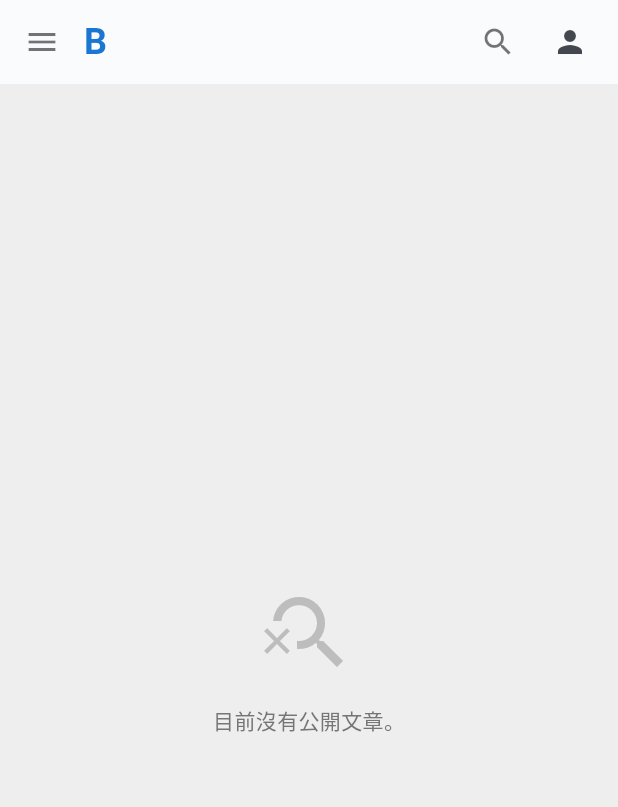
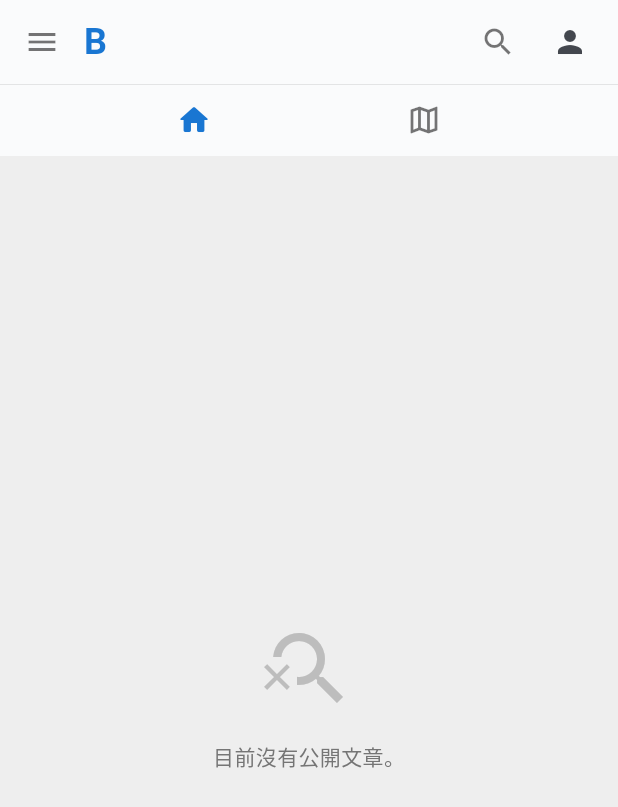
Before and after one commit to YUEN-YU-WING/fcu_travel_blog_fixed_2, a Flutter app: the screen it shows after launch, on a phone screen of 412 x 824 dp. Shown: the top 807 px of the screen. Run offline on Flutter 3.47's test engine with Material 3 defaults, Android fonts, the phone set to English and light mode, and no system bars; our stand-ins replace cached_network_image, cloud_firestore, firebase_auth, firebase_core, firebase_storage, flutter_dotenv and 6 more; missing offline and left inert: firebase_app_check, flutter_google_places_sdk, html_editor_enhanced, markdown_editor_plus; accounts and stored records are empty.

Commit message:
2025/11/28 1st 手機ui分頁欄位完成

```diff
--- a/lib/widgets/my_app_bar.dart
+++ b/lib/widgets/my_app_bar.dart
@@ -6,9 +6,9 @@ class MyAppBar extends StatefulWidget implements PreferredSizeWidget {
   final String title;
   final bool centerTitle;
 
-  // ✅ 新增：是否為手機模式 (由父層傳入)
+  // 是否為手機模式 (由父層傳入)
   final bool isMobile;
-  // ✅ 新增：點擊漢堡選單的回調
+  // 點擊漢堡選單的回調
   final VoidCallback? onMenuTap;
 
   final bool isHomePage;
@@ -40,17 +40,14 @@ class MyAppBar extends StatefulWidget implements PreferredSizeWidget {
   State<MyAppBar> createState() => _MyAppBarState();
 
   @override
-  // 如果需要兩行 AppBar (例如有 TabBar)，高度需要增加 kTextTabBarHeight
-  // 這裡我們預設保持標準高度，如果開啟 bottom 屬性則需要調整
-  Size get preferredSize => const Size.fromHeight(kToolbarHeight);
-// 若要開啟第二行 (bottom)，請改用:
-// Size get preferredSize => Size.fromHeight(kToolbarHeight + (isMobile ? 0 : 0)); // 視需求調整
+  // ✅ 修改高度計算：如果是手機版，高度需要包含 bottom 區域 (標準高度 kToolbarHeight + 導覽列高度 48)
+  Size get preferredSize => Size.fromHeight(kToolbarHeight + (isMobile ? 48.0 : 0.0));
 }
 
 class _MyAppBarState extends State<MyAppBar> {
   late TextEditingController _searchController;
 
-  // ✅ 手機版專用：控制搜尋框是否展開
+  // 手機版專用：控制搜尋框是否展開
   bool _isMobileSearchExpanded = false;
 
   @override
@@ -123,7 +120,7 @@ class _MyAppBarState extends State<MyAppBar> {
     );
   }
 
-  // ✅ 封裝搜尋框 Widget (共用)
+  // 封裝搜尋框 Widget (共用)
   Widget _buildSearchField({bool isMobile = false}) {
     return Container(
       height: 36,
@@ -187,7 +184,7 @@ class _MyAppBarState extends State<MyAppBar> {
           onPressed: widget.onMenuTap, // 開啟 Drawer
         ),
 
-        // 2. 中間：Logo 或 搜尋框
+        // 2. 第一行中間：Logo 或 搜尋框
         title: _isMobileSearchExpanded
             ? Padding(
           padding: const EdgeInsets.only(right: 16.0),
@@ -203,13 +200,10 @@ class _MyAppBarState extends State<MyAppBar> {
                 fontWeight: FontWeight.bold,
               ),
             ),
-            const Spacer(),
-            // 如果想在 Appbar 顯示兩行，可以使用 `bottom` 屬性，
-            // 但在 title 這裡我們保持簡潔
           ],
         ),
 
-        // 3. 右側：搜尋圖示(未展開時) + 頭像
+        // 3. 第一行右側：搜尋圖示(未展開時) + 頭像
         actions: [
           if (!_isMobileSearchExpanded)
             IconButton(
@@ -222,17 +216,41 @@ class _MyAppBarState extends State<MyAppBar> {
           const SizedBox(width: 8),
         ],
 
-        // ✅ 關於「Appbar 分為兩行」：
-        // 你可以在這裡使用 bottom 屬性。例如放 TabBar 或分類標籤。
-        // 如果要在這裡放搜尋框也可以，但會佔用垂直空間。
-        // bottom: PreferredSize(
-        //   preferredSize: Size.fromHeight(40),
-        //   child: Container(child: Text("第二行內容")),
-        // ),
+        // ✅ 核心修改：使用 bottom 屬性建立「第二行」
+        // 這裡我們放入一個 PreferredSize 包裹的 Row，用來放導覽按鈕
+        bottom: PreferredSize(
+          preferredSize: const Size.fromHeight(48.0), // 第二行的高度
+          child: Container(
+            height: 48.0,
+            decoration: const BoxDecoration(
+              border: Border(
+                top: BorderSide(color: Colors.black12, width: 0.5), // 加上一條細線分隔第一行
+              ),
+            ),
+            child: Row(
+              mainAxisAlignment: MainAxisAlignment.spaceEvenly, // 平均分配空間
+              children: [
+                // 導覽項目 1: 首頁
+                _buildHomeMainNavItem(context),
+
+                // 導覽項目 2: 行程地圖
+                IconButton(
+                  icon: const Icon(Icons.map_outlined),
+                  color: Colors.black54,
+                  onPressed: () => widget.onNavIconTap?.call(1),
+                  tooltip: '行程',
+                ),
+
+                // 如果未來有市集或其他分頁，加在這裡即可
+              ],
+            ),
+          ),
+        ),
       );
     }
 
     // ================== 桌面版佈局 (Desktop) ==================
+    // 桌面版保持原樣，所有東西都在同一行
     return AppBar(
       backgroundColor: Colors.white,
       elevation: 0.5,
@@ -261,7 +279,7 @@ class _MyAppBarState extends State<MyAppBar> {
             ),
           ),
 
-          // 中間：導覽圖示
+          // 中間：導覽圖示 (桌面版顯示在中間)
           Expanded(
             flex: 3,
             child: Row(
```
